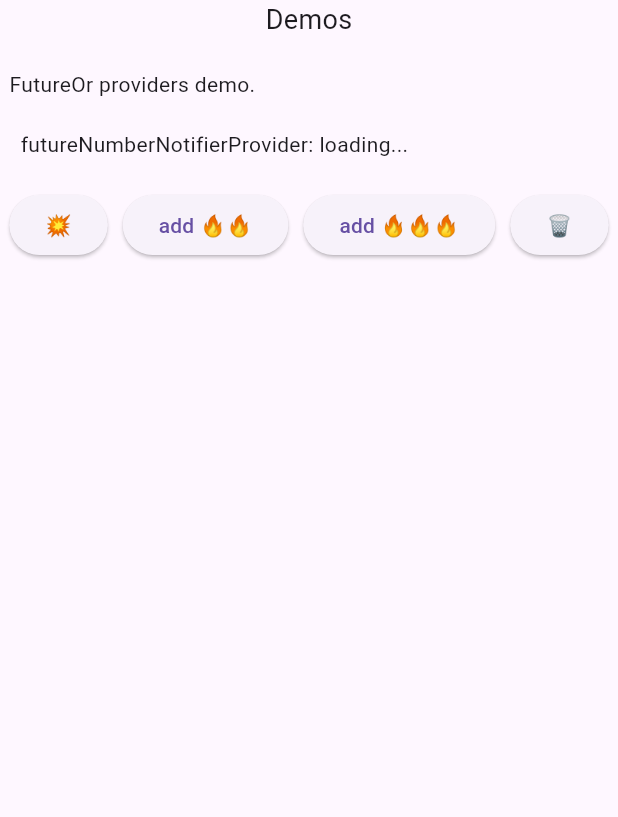
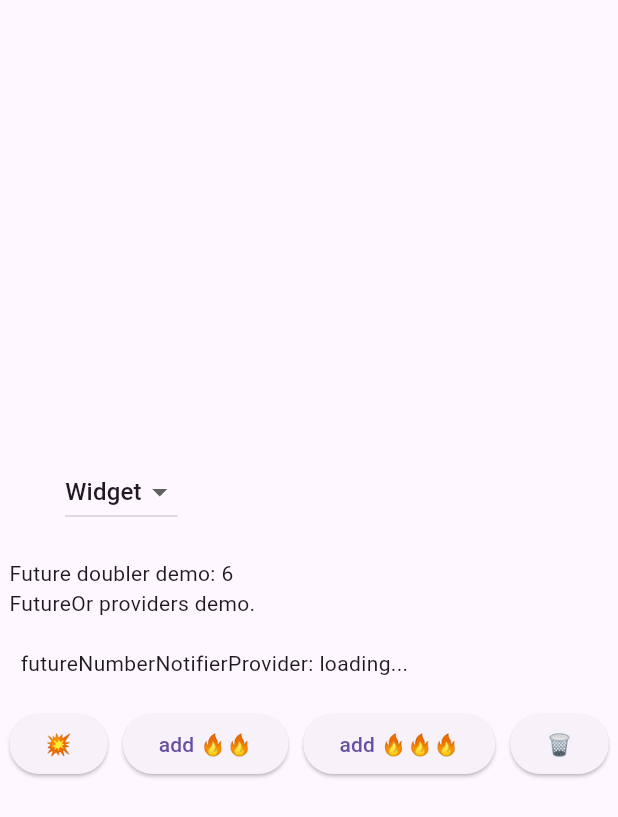
Before and after one commit to maybecake/flow, a Flutter app: the screen it shows after launch, on a phone screen of 412 x 824 dp. Shown: the top 817 px of the screen. Run offline on Flutter 3.47's test engine with Material 3 defaults, Android fonts, the phone set to English and light mode, and no system bars; our stand-ins replace flutter_riverpod, riverpod_annotation; generated files the repository leaves out were written again.

Commit message:
Update streams demo so that it disposes when picking new sub-demo

```diff
--- a/flow_1/lib/async/streams.dart
+++ b/flow_1/lib/async/streams.dart
@@ -1,4 +1,5 @@
 import 'package:flutter/material.dart';
+import 'package:flutter/scheduler.dart';
 import 'package:flutter_riverpod/flutter_riverpod.dart';
 import 'package:riverpod_annotation/riverpod_annotation.dart';
 
@@ -54,11 +55,11 @@ Stream<int> streamLoopDoubler(StreamLoopDoublerRef ref) async* {
   addDebug('streamLoopDoubler', ++streamDoublerBuilds, color, ref.onDispose);
 
   // Doesn't work. think it infinite loops.
-  while (true) {
-    final number = await ref.watch(simpleNumbersProvider.future);
-    printColor('  > streamLoopDoubler(x) > $number', color);
-    yield number * 2;
-  }
+  // while (true) {
+  //   final number = await ref.watch(simpleNumbersProvider.future);
+  //   printColor('  > streamLoopDoubler(x) > $number', color);
+  //   yield number * 2;
+  // }
 }
 
 /// Demonstrates broken looping behavior due to [simpleNumbersProviders] being
@@ -169,26 +170,27 @@ class FutureDoublerDemo extends ConsumerWidget {
   }
 }
 
+final demos = [
+  FutureDoublerDemo(),
+  BrokenStreamDoublerDemo(),
+  StreamDoublerDemo(),
+];
+
 class StreamDemos extends StatefulWidget {
-  StreamDemos({super.key});
-
-  final demos = [
-    const FutureDoublerDemo(),
-    const BrokenStreamDoublerDemo(),
-    const StreamDoublerDemo()
-  ];
+  const StreamDemos({super.key});
 
   @override
   State<StreamDemos> createState() => _StreamDemosState();
 }
 
 class _StreamDemosState extends State<StreamDemos> {
-  late ConsumerWidget? selected;
+  late Widget? selected;
+  bool reset = false;
 
   @override
   void initState() {
     super.initState();
-    selected = widget.demos.firstOrNull;
+    selected = demos.firstOrNull;
   }
 
   @override
@@ -197,7 +199,7 @@ class _StreamDemosState extends State<StreamDemos> {
     return Column(children: [
       DropdownButton(
           value: selected,
-          items: widget.demos
+          items: demos
               .map(
                 (e) => DropdownMenuItem(
                   value: e,
@@ -209,7 +211,12 @@ class _StreamDemosState extends State<StreamDemos> {
               .toList(),
           onChanged: (e) {
             setState(() {
-              selected = e;
+              selected = null;
+            });
+            SchedulerBinding.instance.addPostFrameCallback((_) {
+              if (mounted) {
+                setState(() => selected = e);
+              }
             });
           }),
       const SizedBox(height: 20.0),
--- a/flow_1/lib/main.dart
+++ b/flow_1/lib/main.dart
@@ -16,17 +16,17 @@ class MainApp extends StatelessWidget {
     return const MaterialApp(
       home: Scaffold(
         body: Center(
-            child: Column(
+            child: Wrap(
+          spacing: 30.0,
           children: [
-            Text('Demos', style: TextStyle(fontSize: 18.0)),
-            SizedBox(height: 20.0),
-            // StreamDemos(),
+            // Text('Demos', style: TextStyle(fontSize: 18.0)),
+            StreamDemos(),
             // SizedBox(height: 20.0),
             // StreamDoublerDemo(),
             // FutureDoublerDemo(),
             // BrokenStreamDoublerDemo(),
             // FutureOrDoublerDemo(),
-            // StreamLoopDoublerDemo(),
+
             future.FutureNumberDemo(),
           ],
         )),
```
Also changed, not shown: flow_1/lib/async/streams.g.dart.
